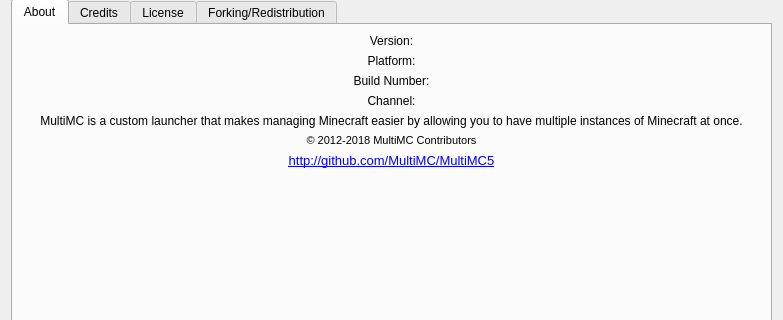
Before: the Qt Designer form application/dialogs/AboutDialog.ui in FreesmTeam/FreesmLauncher, drawn with Qt 5; both pictures show x 0 to 783 and y 112 to 432 of the 783 by 843 pixel window.
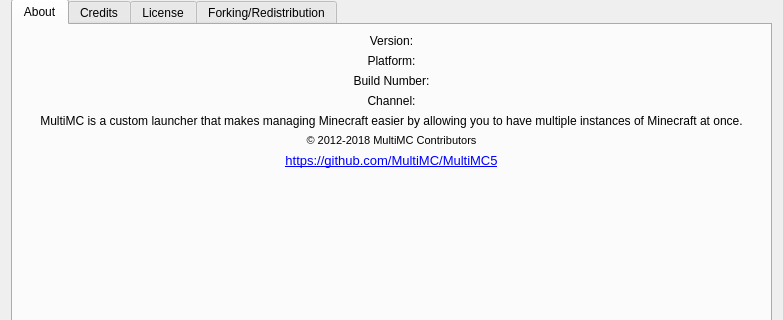
After: the same form once the commit is applied.

Commit message: NOISSUE use https more widely

The edit to the form file:
```diff
--- a/application/dialogs/AboutDialog.ui
+++ b/application/dialogs/AboutDialog.ui
@@ -180,7 +180,7 @@
           </font>
          </property>
          <property name="text">
-          <string notr="true">&lt;html&gt;&lt;head/&gt;&lt;body&gt;&lt;p&gt;&lt;a href=&quot;http://github.com/MultiMC/MultiMC5&quot;&gt;http://github.com/MultiMC/MultiMC5&lt;/a&gt;&lt;/p&gt;&lt;/body&gt;&lt;/html&gt;</string>
+          <string notr="true">&lt;html&gt;&lt;head/&gt;&lt;body&gt;&lt;p&gt;&lt;a href=&quot;https://github.com/MultiMC/MultiMC5&quot;&gt;https://github.com/MultiMC/MultiMC5&lt;/a&gt;&lt;/p&gt;&lt;/body&gt;&lt;/html&gt;</string>
          </property>
          <property name="alignment">
           <set>Qt::AlignCenter</set>
```
The commit also changes 11 other files.
